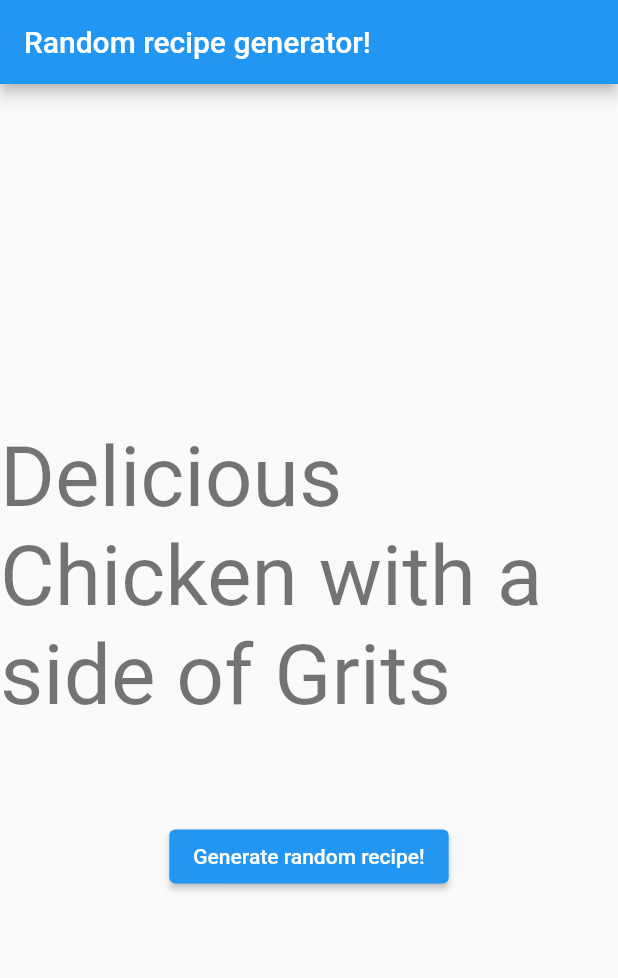
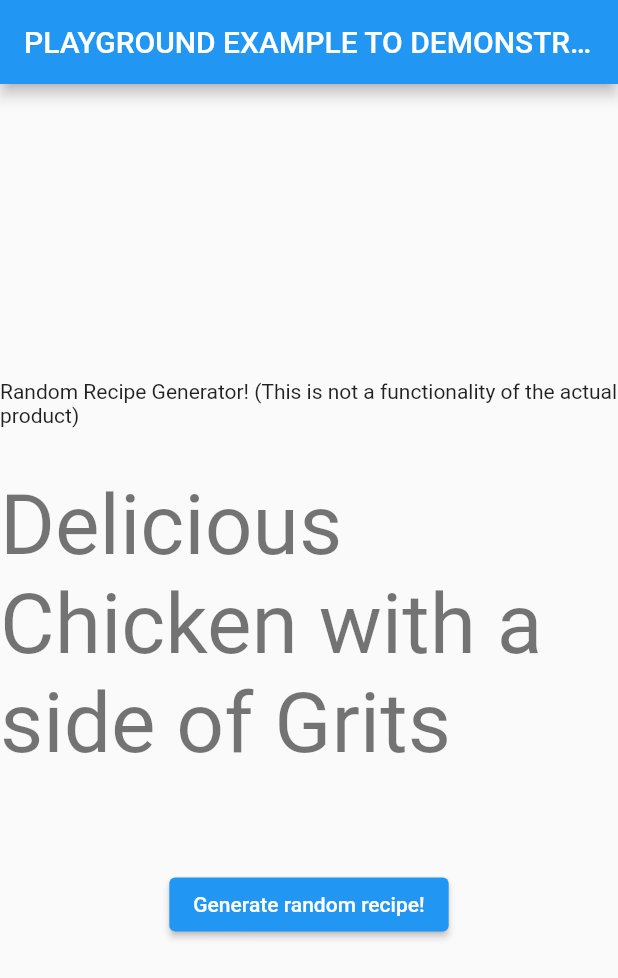
Before and after one commit to cervonwong/mint, a Flutter app: the RandomRecipeScreen screen opened directly, on a phone screen of 412 x 824 dp. Shown: the top 978 px of the screen. Run offline on Flutter 3.47's test engine with Material 2 defaults, Android fonts, the phone set to English and light mode, and no system bars.

Commit message:
Modify wording of example MVC app to show it not part of final product

```diff
--- a/lib/playground/example_mvc/ui/screens/random_recipe_screen.dart
+++ b/lib/playground/example_mvc/ui/screens/random_recipe_screen.dart
@@ -16,11 +16,15 @@ class RandomRecipeScreen extends StatelessWidget {
   @override
   Widget build(BuildContext context) {
     return Scaffold(
-      appBar: AppBar(title: Text('Random recipe generator!')),
+      appBar: AppBar(
+          title: Text('PLAYGROUND EXAMPLE TO DEMONSTRATE MVC ARCHITECTURE')),
       body: Center(
         child: Column(
           mainAxisAlignment: MainAxisAlignment.center,
           children: [
+            Text('Random Recipe Generator! '
+                '(This is not a functionality of the actual product)'),
+            SizedBox(height: 32.0),
             RecipeLabel(),
             SizedBox(height: 64.0),
             // This is usually how we add spacing between widgets.
```
